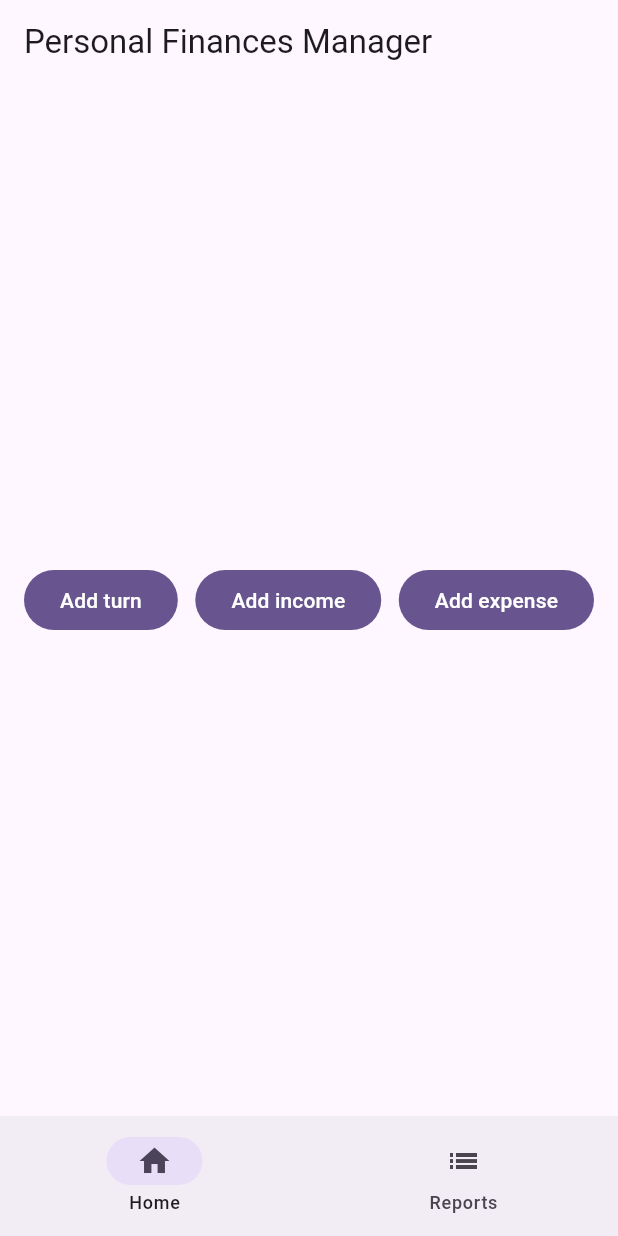
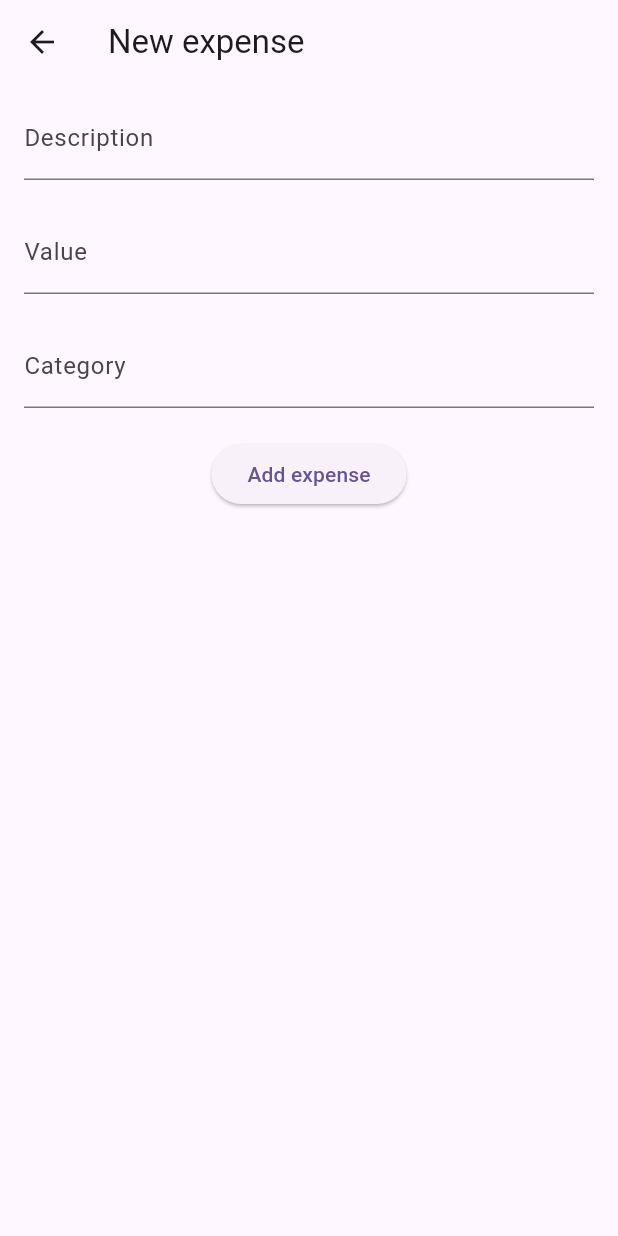
Before and after one commit to AlbenBustamante/personal-finances-manager-app, a Flutter app: the screen it shows after launch, after a tap on "Add expense", on a phone screen of 412 x 824 dp. Run offline on Flutter 3.47's test engine with Material 3 defaults, Android fonts, the phone set to English and light mode, and no system bars.

Commit message:
add: temporal form for expenses

```diff
--- a/lib/main.dart
+++ b/lib/main.dart
@@ -1,5 +1,7 @@
 import 'package:flutter/material.dart';
 import 'package:personal_finances_manager/screens/main_screen.dart';
+import 'package:personal_finances_manager/viewmodels/new_expense_viewmodel.dart';
+import 'package:provider/provider.dart';
 
 void main() {
   runApp(const MyApp());
@@ -10,13 +12,18 @@ class MyApp extends StatelessWidget {
 
   @override
   Widget build(BuildContext context) {
-    return MaterialApp(
-      title: 'Flutter Demo',
-      theme: ThemeData(
-        colorScheme: ColorScheme.fromSeed(seedColor: Colors.deepPurple),
-        useMaterial3: true,
-      ),
-      home: const MainScreen(),
+    return MultiProvider(
+      providers: [
+        ChangeNotifierProvider(create: (context) => NewExpenseViewModel())
+      ],
+      child: MaterialApp(
+        title: 'Flutter Demo',
+        theme: ThemeData(
+          colorScheme: ColorScheme.fromSeed(seedColor: Colors.deepPurple),
+          useMaterial3: true,
+        ),
+        home: const MainScreen()
+      )
     );
   }
 }
--- a/lib/screens/home_screen.dart
+++ b/lib/screens/home_screen.dart
@@ -1,4 +1,5 @@
 import 'package:flutter/material.dart';
+import 'package:personal_finances_manager/screens/new_expense_screen.dart';
 
 class HomeScreen extends StatelessWidget {
   const HomeScreen({super.key});
@@ -15,7 +16,11 @@ class HomeScreen extends StatelessWidget {
             children: [
               FilledButton(onPressed: () {}, child: const Text("Add turn")),
               FilledButton(onPressed: () {}, child: const Text("Add income")),
-              FilledButton(onPressed: () {}, child: const Text("Add expense"))
+              FilledButton(
+                onPressed: () {
+                  Navigator.push(context, MaterialPageRoute(builder: (context) => const NewExpenseScreen()));
+                },
+                child: const Text("Add expense"))
             ],
           )
         )
--- /dev/null
+++ b/lib/screens/new_expense_screen.dart
@@ -0,0 +1,50 @@
+import 'package:flutter/material.dart';
+import 'package:personal_finances_manager/viewmodels/new_expense_viewmodel.dart';
+import 'package:provider/provider.dart';
+
+class NewExpenseScreen extends StatelessWidget {
+  const NewExpenseScreen({super.key});
+
+  @override
+  Widget build(BuildContext context) {
+    return Scaffold(
+      appBar: AppBar(title: const Text("New expense")),
+      body: Consumer<NewExpenseViewModel>(
+        builder: (context, viewModel, _) {
+          return Padding(
+            padding: const EdgeInsets.symmetric(vertical: 8.0, horizontal: 16.0),
+            child: Form(
+              child: Wrap(
+                runSpacing: 20.0,
+                children: [
+                  TextFormField(
+                    controller: viewModel.descriptionController,
+                    decoration: const InputDecoration(labelText: "Description"),
+                    validator: (value) => value!.isEmpty ? 'Provide a description' : '',
+                  ),
+                  TextFormField(
+                    controller: viewModel.valueController,
+                    decoration: const InputDecoration(labelText: "Value"),
+                    validator: (value) => value!.isEmpty ? 'Provide the value' : '',
+                  ),
+                  TextFormField(
+                    controller: viewModel.categoryController,
+                    decoration: const InputDecoration(labelText: "Category"),
+                    validator: (value) => value!.isEmpty ? 'Provide a category' : '',
+                  ),
+                  Align(
+                    alignment: Alignment.center,
+                    child: ElevatedButton(
+                      onPressed: () {},
+                      child: const Text("Add expense")
+                    )
+                  )
+                ],
+              )
+            )
+          );
+        },
+      )
+    );
+  }
+}
--- /dev/null
+++ b/lib/viewmodels/new_expense_viewmodel.dart
@@ -0,0 +1,11 @@
+import 'package:flutter/cupertino.dart';
+
+class NewExpenseViewModel extends ChangeNotifier {
+  final _descriptionController = TextEditingController();
+  final _valueController = TextEditingController();
+  final _categoryController = TextEditingController();
+
+  get descriptionController => _descriptionController;
+  get valueController => _valueController;
+  get categoryController => _categoryController;
+}
--- a/pubspec.yaml
+++ b/pubspec.yaml
@@ -35,6 +35,7 @@ dependencies:
   # The following adds the Cupertino Icons font to your application.
   # Use with the CupertinoIcons class for iOS style icons.
   cupertino_icons: ^1.0.6
+  provider: ^6.1.2
 
 dev_dependencies:
   flutter_test:
```
Also changed, not shown: pubspec.lock.
